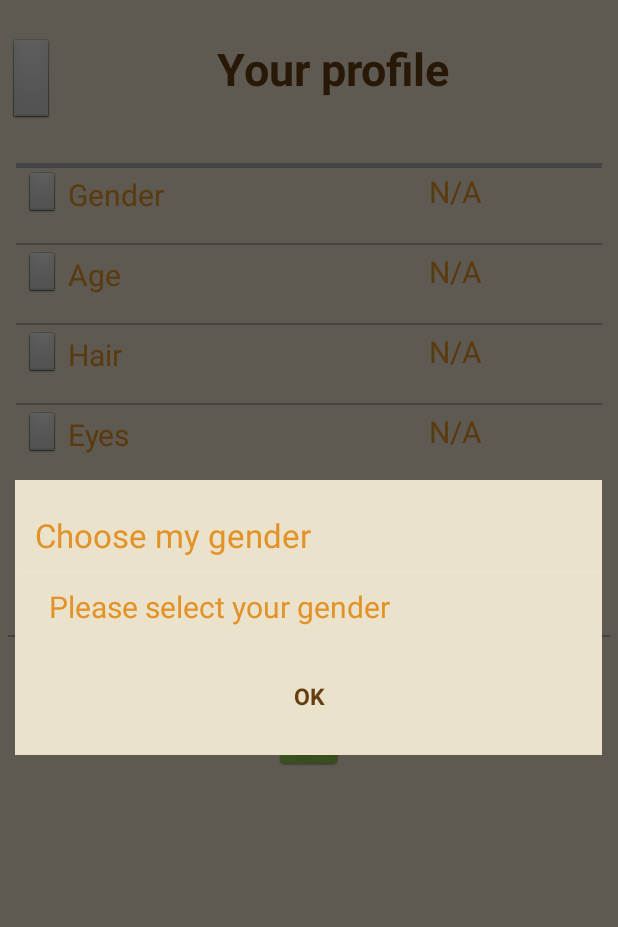
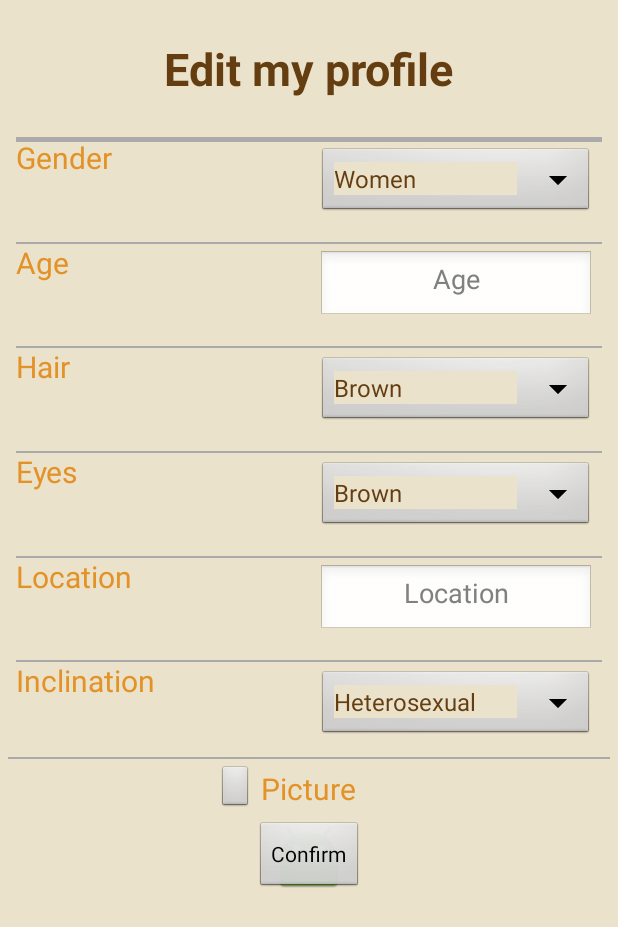
Before and after one commit to Donaschmi/UCLove, an Android app: the UserProfil screen opened directly, with no data from a screen before it, after a tap on an icon or button, on a phone screen of 412 x 824 dp. Shown: the top 927 px of the screen. Run offline under Robolectric (Android 15) with nearby library versions, the phone set to English and light mode, and no system bars.

Commit message:
edit profile dispo, pour l'instant elle n'est accessible que via le premier bouton pour changer ses infos du profil

```diff
--- a/app/src/main/AndroidManifest.xml
+++ b/app/src/main/AndroidManifest.xml
@@ -21,6 +21,7 @@
         <activity android:name=".Activity.Menu" />
         <activity android:name=".Activity.UserProfil" />
         <activity android:name=".Activity.Preference" />
+        <activity android:name=".Activity.EditProfile" />
     </application>
 
 </manifest>
--- /dev/null
+++ b/app/src/main/java/ucloveproject/uclove/Activity/EditProfile.java
@@ -0,0 +1,149 @@
+package ucloveproject.uclove.Activity;
+
+
+import android.app.AlertDialog;
+import android.content.DialogInterface;
+import android.content.Intent;
+import android.net.Uri;
+import android.os.Bundle;
+import android.util.Log;
+import android.view.View;
+import android.widget.AdapterView;
+import android.widget.ArrayAdapter;
+import android.widget.Button;
+import android.widget.EditText;
+import android.widget.Spinner;
+import android.widget.TextView;
+import android.widget.Toast;
+
+import com.google.android.gms.appindexing.Action;
+import com.google.android.gms.appindexing.AppIndex;
+import com.google.android.gms.common.api.GoogleApiClient;
+
+import java.util.ArrayList;
+import java.util.List;
+
+import ucloveproject.uclove.DB.DatabaseHandler;
+import ucloveproject.uclove.DB.User;
+import ucloveproject.uclove.R;
+
+
+/**
+ * Classe User, cette activité permet de montrer le profil d'un utilisateur
+ * Created by Donatien on 25/04/2016.
+ */
+public class EditProfile extends MyActivity implements View.OnClickListener, AdapterView.OnItemSelectedListener {
+
+    private String username;
+    private Button confirm;
+    private Spinner spinnerGenre;
+    private Spinner spinnerHair;
+    private Spinner spinnerEyes;
+    private Spinner spinnerIncli;
+    //TODO : mettre les infos actuelles en selectionne de base
+    @Override
+    protected void onCreate(Bundle savedInstanceState) {
+        super.onCreate(savedInstanceState);
+        setContentView(R.layout.activity_edit_profile);
+        Bundle extras = getIntent().getExtras();
+        if (extras != null)
+            username = extras.getString("username");
+        setSpinners();
+        this.addListener();
+    }
+
+    @Override
+    public void onClick(View v) {
+        switch (v.getId()) {
+            case R.id.btn_valider_change:
+                DatabaseHandler db = new DatabaseHandler(this);
+                User current = db.getUser(username);
+                current.setGenre((String)spinnerGenre.getSelectedItem());
+                current.setCheveux((String) spinnerHair.getSelectedItem());
+                current.setYeux((String) spinnerEyes.getSelectedItem());
+                current.setOrientation((String) spinnerIncli.getSelectedItem());
+                EditText age = (EditText) findViewById(R.id.age_field) ;
+                try {
+                    current.setAge(Integer.parseInt(age.getText().toString()));
+                }catch (NumberFormatException e){
+                    current.setAge(0);
+                }
+                EditText ville = (EditText) findViewById(R.id.edit_location) ;
+                current.setVille(ville.getText().toString());
+                db.modifierUser(current);
+                Intent i = new Intent(this, UserProfil.class);
+                i.putExtra("username", username);
+                startActivity(i);
+                break;
+        }
+    }
+
+    @Override
+    public void onItemSelected(AdapterView<?> parent, View view, int position, long id) {
+        // On selecting a spinner item
+        String item = parent.getItemAtPosition(position).toString();
+
+        // Showing selected spinner item
+        Toast.makeText(parent.getContext(), "Selected: " + item, Toast.LENGTH_LONG).show();
+    }
+    public void onNothingSelected(AdapterView<?> arg0) {
+        // TODO Auto-generated method stub
+    }
+
+    /**
+     * Ajoute aux boutons du profil leur fonction
+     */
+    public void addListener() {
+        confirm = (Button) findViewById(R.id.btn_valider_change);
+        confirm.setOnClickListener(this);
+    }
+
+
+    public void setSpinners(){
+        // Spinner pour genre
+        spinnerGenre = (Spinner) findViewById(R.id.spinner_gender);
+        // Spinner Drop down elements
+        List<String> categoriesG = new ArrayList<String>();
+        categoriesG.add("Women");
+        categoriesG.add("Men");
+        // Creating adapter for spinner
+        ArrayAdapter<String> dataAdapter = new ArrayAdapter<String>(this, android.R.layout.simple_spinner_item, categoriesG);
+        // Drop down layout style - list view with radio button
+        dataAdapter.setDropDownViewResource(android.R.layout.simple_spinner_dropdown_item);
+        // attaching data adapter to spinner
+        spinnerGenre.setAdapter(dataAdapter);
+
+        // Spinner pour Hair
+        spinnerHair = (Spinner) findViewById(R.id.spinner_hair);
+        List<String> categoriesH = new ArrayList<String>();
+        categoriesH.add("Brown");
+        categoriesH.add("Black");
+        categoriesH.add("Blond");
+        categoriesH.add("Red");
+        ArrayAdapter<String> dataAdapterH = new ArrayAdapter<String>(this, android.R.layout.simple_spinner_item, categoriesH);
+        dataAdapterH.setDropDownViewResource(android.R.layout.simple_spinner_dropdown_item);
+        spinnerHair.setAdapter(dataAdapterH);
+
+        // Spinner pour Eyes
+        spinnerEyes = (Spinner) findViewById(R.id.spinner_eye);
+        List<String> categoriesE = new ArrayList<String>();
+        categoriesE.add("Brown");
+        categoriesE.add("Blue");
+        categoriesE.add("Green");
+        categoriesE.add("Gray");
+        categoriesE.add("Black");
+        ArrayAdapter<String> dataAdapterE = new ArrayAdapter<String>(this, android.R.layout.simple_spinner_item, categoriesE);
+        dataAdapterE.setDropDownViewResource(android.R.layout.simple_spinner_dropdown_item);
+        spinnerEyes.setAdapter(dataAdapterE);
+
+        // Spinner pour Eyes
+        spinnerIncli = (Spinner) findViewById(R.id.spinner_inclinaison);
+        List<String> categoriesI = new ArrayList<String>();
+        categoriesI.add("Heterosexual");
+        categoriesI.add("Homosexual");
+        categoriesI.add("Bisexual");
+        ArrayAdapter<String> dataAdapterI = new ArrayAdapter<String>(this, android.R.layout.simple_spinner_item, categoriesI);
+        dataAdapterI.setDropDownViewResource(android.R.layout.simple_spinner_dropdown_item);
+        spinnerIncli.setAdapter(dataAdapterI);
+    }
+}
--- a/app/src/main/java/ucloveproject/uclove/Activity/UserProfil.java
+++ b/app/src/main/java/ucloveproject/uclove/Activity/UserProfil.java
@@ -3,10 +3,16 @@ package ucloveproject.uclove.Activity;
 
 import android.app.AlertDialog;
 import android.content.DialogInterface;
+import android.content.Intent;
+import android.net.Uri;
 import android.os.Bundle;
 import android.view.View;
 import android.widget.Button;
 import android.widget.TextView;
+
+import com.google.android.gms.appindexing.Action;
+import com.google.android.gms.appindexing.AppIndex;
+import com.google.android.gms.common.api.GoogleApiClient;
 
 import ucloveproject.uclove.DB.DatabaseHandler;
 import ucloveproject.uclove.DB.User;
@@ -34,7 +40,7 @@ public class UserProfil extends MyActivity implements View.OnClickListener {
         super.onCreate(savedInstanceState);
         setContentView(R.layout.activity_profil);
         Bundle extras = getIntent().getExtras();
-        if(extras != null)
+        if (extras != null)
             username = extras.getString("username");
         showProfil();
         this.addListener();
@@ -44,7 +50,9 @@ public class UserProfil extends MyActivity implements View.OnClickListener {
     public void onClick(View v) {
         switch (v.getId()) {
             case R.id.button_Chg_Gender:
-                this.messBtnChgGender();
+                Intent i = new Intent(this, EditProfile.class);
+                i.putExtra("username", username);
+                startActivity(i);
                 break;
             case R.id.button_Chg_Age:
                 this.messBtnChgAge();
@@ -77,7 +85,7 @@ public class UserProfil extends MyActivity implements View.OnClickListener {
         chgGender = (Button) findViewById(R.id.button_Chg_Gender);
         chgGender.setOnClickListener(this);
 
-        chgAge =(Button) findViewById(R.id.button_Chg_Age);
+        chgAge = (Button) findViewById(R.id.button_Chg_Age);
         chgAge.setOnClickListener(this);
 
         chgHair = (Button) findViewById(R.id.button_Chg_Hair);
@@ -99,7 +107,7 @@ public class UserProfil extends MyActivity implements View.OnClickListener {
         back.setOnClickListener(this);
     }
 
-    public void messBtnChgGender(){
+    public void messBtnChgGender() {
         AlertDialog alertGender = new AlertDialog.Builder(this, R.style.MyAlertDialogStyle).create();
         alertGender.setTitle("Choose my gender");
         alertGender.setMessage("Please select your gender");
@@ -114,7 +122,7 @@ public class UserProfil extends MyActivity implements View.OnClickListener {
         alertGender.show();
     }
 
-    public void messBtnChgAge(){
+    public void messBtnChgAge() {
         AlertDialog alertAge = new AlertDialog.Builder(this, R.style.MyAlertDialogStyle).create();
         alertAge.setTitle("Choose my age");
         alertAge.setMessage("Please enter your age");
@@ -129,7 +137,7 @@ public class UserProfil extends MyActivity implements View.OnClickListener {
         alertAge.show();
     }
 
-    public void messBtnChgHair(){
+    public void messBtnChgHair() {
         AlertDialog alertHair = new AlertDialog.Builder(this, R.style.MyAlertDialogStyle).create();
         alertHair.setTitle("Choose my hair type");
         alertHair.setMessage("Please enter your hair type");
@@ -144,7 +152,7 @@ public class UserProfil extends MyActivity implements View.OnClickListener {
         alertHair.show();
     }
 
-    public void messBtnChgEyes(){
+    public void messBtnChgEyes() {
         AlertDialog alertEyes = new AlertDialog.Builder(this, R.style.MyAlertDialogStyle).create();
         alertEyes.setTitle("Choose my eyes type");
         alertEyes.setMessage("Please enter your eyes type");
@@ -159,7 +167,7 @@ public class UserProfil extends MyActivity implements View.OnClickListener {
         alertEyes.show();
     }
 
-    public void messBtnChgLocation(){
+    public void messBtnChgLocation() {
         AlertDialog alertLocation = new AlertDialog.Builder(this, R.style.MyAlertDialogStyle).create();
         alertLocation.setTitle("Choose my location");
         alertLocation.setMessage("Please enter your location");
@@ -174,7 +182,7 @@ public class UserProfil extends MyActivity implements View.OnClickListener {
         alertLocation.show();
     }
 
-    public void messBtnChgInclination(){
+    public void messBtnChgInclination() {
         AlertDialog alertInclination = new AlertDialog.Builder(this, R.style.MyAlertDialogStyle).create();
         alertInclination.setTitle("Choose my inclination");
         alertInclination.setMessage("Please choose your inclination");
@@ -189,7 +197,7 @@ public class UserProfil extends MyActivity implements View.OnClickListener {
         alertInclination.show();
     }
 
-    public void messBtnChgPicture(){
+    public void messBtnChgPicture() {
         AlertDialog alertPicture = new AlertDialog.Builder(this, R.style.MyAlertDialogStyle).create();
         alertPicture.setTitle("Choose my picture");
         alertPicture.setMessage("Please select a picture");
@@ -211,7 +219,7 @@ public class UserProfil extends MyActivity implements View.OnClickListener {
     public void showProfil() {
         DatabaseHandler db = new DatabaseHandler(this);
         User current = db.getUser(username);
-        if(current != null) {
+        if (current != null) {
             TextView genre = (TextView) findViewById(R.id.gender);
             genre.setText(current.getGenre());
             TextView age = (TextView) findViewById(R.id.age);
@@ -226,4 +234,5 @@ public class UserProfil extends MyActivity implements View.OnClickListener {
             orientation.setText(current.getOrientation());
         }
     }
+
 }
--- a/app/src/main/java/ucloveproject/uclove/DB/DatabaseHandler.java
+++ b/app/src/main/java/ucloveproject/uclove/DB/DatabaseHandler.java
@@ -259,6 +259,7 @@ public class DatabaseHandler extends SQLiteOpenHelper {
         values.put(MDP, toAlter.getMdp());
         values.put(NOM, toAlter.getNom());
         values.put(AGE, toAlter.getAge());
+        values.put(YEUX, toAlter.getYeux());
         values.put(GENRE, toAlter.getGenre());
         values.put(ORIENTATION, toAlter.getOrientation());
         values.put(STYLE, toAlter.getCheveux());
--- a/app/src/main/java/ucloveproject/uclove/DB/User.java
+++ b/app/src/main/java/ucloveproject/uclove/DB/User.java
@@ -28,7 +28,6 @@ public class User {
     private ArrayList<Photo> photo;
     private ArrayList<Relation> amis;
 
-    //TODO : Add favoris
     public User(int id, String login, String mdp, String nom, int age, String genre, String orientation, String style, String yeux, String ville) {
         this.id = id;
         this.login = login;
--- a/app/src/main/res/layout/activity_inscri2.xml
+++ b/app/src/main/res/layout/activity_edit_profile.xml
@@ -24,7 +24,7 @@
                 android:layout_width="wrap_content"
                 android:layout_height="wrap_content"
                 android:layout_centerHorizontal="true"
-                android:text="@string/texte_inscription" />
+                android:text="@string/title_activity_edit_profil" />
         </RelativeLayout>
 
         <RelativeLayout
@@ -51,13 +51,12 @@
                 android:layout_toRightOf="@+id/view_sep"
                 android:padding="@dimen/paddingLayout">
 
-                <TextView
-                    android:id="@+id/gender"
-                    style="@style/SimpleTexte"
-                    android:layout_width="wrap_content"
-                    android:layout_height="match_parent"
-                    android:layout_centerHorizontal="true"
-                    android:text="N/A" />
+                <Spinner
+                    android:id="@+id/spinner_gender"
+                    android:layout_width="fill_parent"
+                    android:layout_height="wrap_content"
+                    android:spinnerMode="dialog" />
+
 
 
             </RelativeLayout>
@@ -68,22 +67,12 @@
                 android:layout_height="match_parent"
                 android:layout_toLeftOf="@+id/right_profile_gender">
 
-                <Button
-                    android:id="@+id/button_Chg_Gender"
-                    style="@style/BoutonCarre"
-                    android:layout_width="wrap_content"
-                    android:layout_height="48px"
-                    android:layout_centerVertical="true"
-
-                    />
-
                 <TextView
                     android:id="@+id/textView_gender"
                     style="@style/SimpleTexte"
                     android:layout_width="wrap_content"
                     android:layout_height="wrap_content"
                     android:layout_centerVertical="true"
-                    android:layout_toRightOf="@+id/button_Chg_Gender"
                     android:text="Gender"
                     android:textAppearance="?android:attr/textAppearanceSmall" />
 
@@ -138,22 +127,12 @@
                 android:layout_height="match_parent"
                 android:layout_toLeftOf="@+id/right_profile_age">
 
-                <Button
-                    android:id="@+id/button_Chg_Age"
-                    style="@style/BoutonCarre"
-                    android:layout_width="wrap_content"
-                    android:layout_height="48px"
-                    android:layout_centerVertical="true"
-
-                    />
-
                 <TextView
                     android:id="@+id/textView_age"
                     style="@style/SimpleTexte"
                     android:layout_width="wrap_content"
                     android:layout_height="wrap_content"
                     android:layout_centerVertical="true"
-                    android:layout_toRightOf="@+id/button_Chg_Age"
                     android:text="Age"
                     android:textAppearance="?android:attr/textAppearanceSmall" />
 
@@ -192,12 +171,11 @@
                 android:layout_toRightOf="@+id/view_sep2"
                 android:padding="@dimen/paddingLayout">
 
-                <EditText
-                    android:id="@+id/hair_field"
-                    style="@style/ChampsUneLigne"
-                    android:gravity="center_horizontal"
-                    android:hint="@string/hint_hair"
-                    android:inputType="textVisiblePassword|textNoSuggestions" />
+                <Spinner
+                    android:id="@+id/spinner_hair"
+                    android:layout_width="fill_parent"
+                    android:layout_height="wrap_content"
+                    android:spinnerMode="dialog" />
 
             </RelativeLayout>
 
@@ -207,22 +185,12 @@
                 android:layout_height="match_parent"
                 android:layout_toLeftOf="@+id/right_profile_hair">
 
-                <Button
-                    android:id="@+id/button_Chg_Hair"
-                    style="@style/BoutonCarre"
-                    android:layout_width="wrap_content"
-                    android:layout_height="48px"
-                    android:layout_centerVertical="true"
-
-                    />
-
                 <TextView
                     android:id="@+id/textView_hair"
                     style="@style/SimpleTexte"
                     android:layout_width="wrap_content"
                     android:layout_height="wrap_content"
                     android:layout_centerVertical="true"
-                    android:layout_toRightOf="@+id/button_Chg_Hair"
                     android:text="Hair"
                     android:textAppearance="?android:attr/textAppearanceSmall" />
 
@@ -261,12 +229,11 @@
                 android:layout_toRightOf="@+id/view_sep3"
                 android:padding="@dimen/paddingLayout">
 
-                <EditText
-                    android:id="@+id/eyes_field"
-                    style="@style/ChampsUneLigne"
-                    android:gravity="center_horizontal"
-                    android:hint="@string/hint_eyes"
-                    android:inputType="textVisiblePassword|textNoSuggestions" />
+                <Spinner
+                    android:id="@+id/spinner_eye"
+                    android:layout_width="fill_parent"
+                    android:layout_height="wrap_content"
+                    android:spinnerMode="dialog" />
 
 
 
@@ -279,22 +246,12 @@
                 android:layout_height="match_parent"
                 android:layout_toLeftOf="@+id/right_profile_eyes">
 
-                <Button
-                    android:id="@+id/button_Chg_Eyes"
-                    style="@style/BoutonCarre"
-                    android:layout_width="wrap_content"
-                    android:layout_height="48px"
-                    android:layout_centerVertical="true"
-
-                    />
-
                 <TextView
                     android:id="@+id/textView_eyes"
                     style="@style/SimpleTexte"
                     android:layout_width="wrap_content"
                     android:layout_height="wrap_content"
                     android:layout_centerVertical="true"
-                    android:layout_toRightOf="@+id/button_Chg_Eyes"
                     android:text="Eyes"
                     android:textAppearance="?android:attr/textAppearanceSmall" />
 
@@ -334,11 +291,12 @@
                 android:padding="@dimen/paddingLayout">
 
                 <EditText
-                    android:id="@+id/location_field"
+                    android:id="@+id/edit_location"
                     style="@style/ChampsUneLigne"
                     android:gravity="center_horizontal"
                     android:hint="@string/hint_location"
                     android:inputType="textVisiblePassword|textNoSuggestions" />
+
 
 
 
@@ -351,22 +309,12 @@
                 android:layout_height="match_parent"
                 android:layout_toLeftOf="@+id/right_profile_location">
 
-                <Button
-                    android:id="@+id/button_Chg_Location"
-                    style="@style/BoutonCarre"
-                    android:layout_width="wrap_content"
-                    android:layout_height="48px"
-                    android:layout_centerVertical="true"
-
-                    />
-
                 <TextView
                     android:id="@+id/textView_location"
                     style="@style/SimpleTexte"
                     android:layout_width="wrap_content"
                     android:layout_height="wrap_content"
                     android:layout_centerVertical="true"
-                    android:layout_toRightOf="@+id/button_Chg_Location"
                     android:text="Location"
                     android:textAppearance="?android:attr/textAppearanceSmall" />
 
@@ -405,12 +353,11 @@
                 android:layout_toRightOf="@+id/view_sep5"
                 android:padding="@dimen/paddingLayout">
 
-                <EditText
-                    android:id="@+id/inclination_field"
-                    style="@style/ChampsUneLigne"
-                    android:gravity="center_horizontal"
-                    android:hint="@string/hint_inclination"
-                    android:inputType="textVisiblePassword|textNoSuggestions" />
+                <Spinner
+                    android:id="@+id/spinner_inclinaison"
+                    android:layout_width="fill_parent"
+                    android:layout_height="wrap_content"
+                    android:spinnerMode="dialog" />
 
 
 
@@ -422,22 +369,12 @@
                 android:layout_height="match_parent"
                 android:layout_toLeftOf="@+id/right_profile_inclination">
 
-                <Button
-                    android:id="@+id/button_Chg_Inclination"
-                    style="@style/BoutonCarre"
-                    android:layout_width="wrap_content"
-                    android:layout_height="48px"
-                    android:layout_centerVertical="true"
-
-                    />
-
                 <TextView
                     android:id="@+id/textView_inclination"
                     style="@style/SimpleTexte"
                     android:layout_width="wrap_content"
                     android:layout_height="wrap_content"
                     android:layout_centerVertical="true"
-                    android:layout_toRightOf="@+id/button_Chg_Inclination"
                     android:text="Inclination"
                     android:textAppearance="?android:attr/textAppearanceSmall" />
 
@@ -494,6 +431,14 @@
             android:src="@mipmap/ic_launcher"
 
             />
+
+        <Button
+            android:layout_width="wrap_content"
+            android:layout_height="wrap_content"
+            android:text="Confirm"
+            android:id="@+id/btn_valider_change"
+            android:layout_alignParentBottom="true"
+            android:layout_centerHorizontal="true" />
     </RelativeLayout>
 
 
--- a/app/src/main/res/values/strings.xml
+++ b/app/src/main/res/values/strings.xml
@@ -9,6 +9,7 @@
     <string name="title_activity_menu_p">Menu</string>
     <string name="title_activity_profil">Your profil</string>
     <string name="title_activity_profil_ami">Friend\'s profile</string>
+    <string name="title_activity_edit_profil">Edit my profile</string>
 
     <!-- Textes Connexion - Inscription -->
     <string name="texte_mdp">Password : </string>
```
Lines whose indentation alone changed are shown as unchanged.
